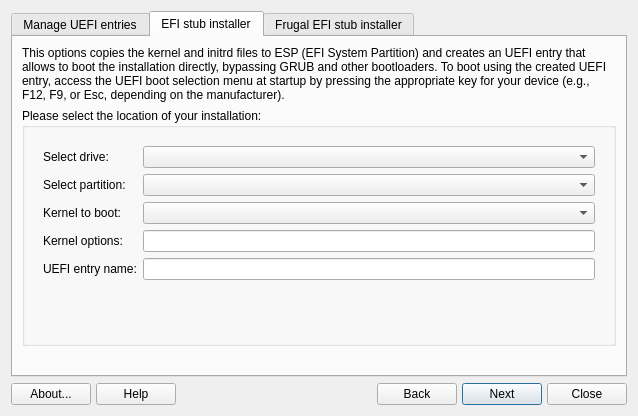
Old version of the form uefi-manager/src/mainwindow.ui in the repository q4os/mxtools-for-debian.
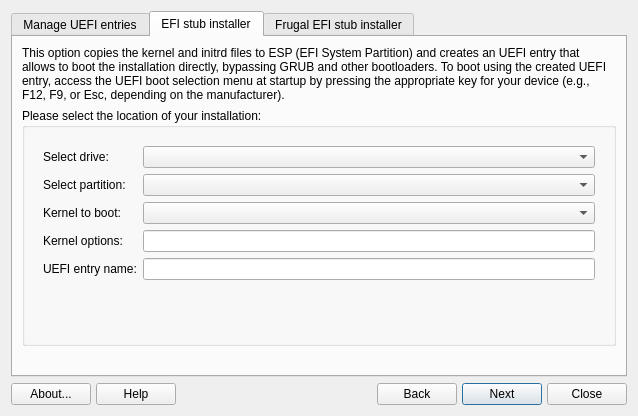
New version of the form. The open tabs and pages were chosen to show the change. Icons and pictures are not drawn.

```diff
--- a/uefi-manager/src/mainwindow.ui
+++ b/uefi-manager/src/mainwindow.ui
@@ -44,7 +44,7 @@
        <item>
         <widget class="QLabel" name="labelStub">
          <property name="text">
-          <string>This options copies the kernel and initrd files to ESP (EFI System Partition) and creates an UEFI entry that allows to boot the installation directly, bypassing GRUB and other bootloaders. To boot using the created UEFI entry, access the UEFI boot selection menu at startup by pressing the appropriate key for your device (e.g., F12, F9, or Esc, depending on the manufacturer).</string>
+                                        <string>This option copies the kernel and initrd files to ESP (EFI System Partition) and creates an UEFI entry that allows to boot the installation directly, bypassing GRUB and other bootloaders. To boot using the created UEFI entry, access the UEFI boot selection menu at startup by pressing the appropriate key for your device (e.g., F12, F9, or Esc, depending on the manufacturer).</string>
          </property>
          <property name="wordWrap">
           <bool>true</bool>
```
Left out of the diff: 32 changed lines with no effect on the pictures. Lines whose indentation alone changed are shown as unchanged.
